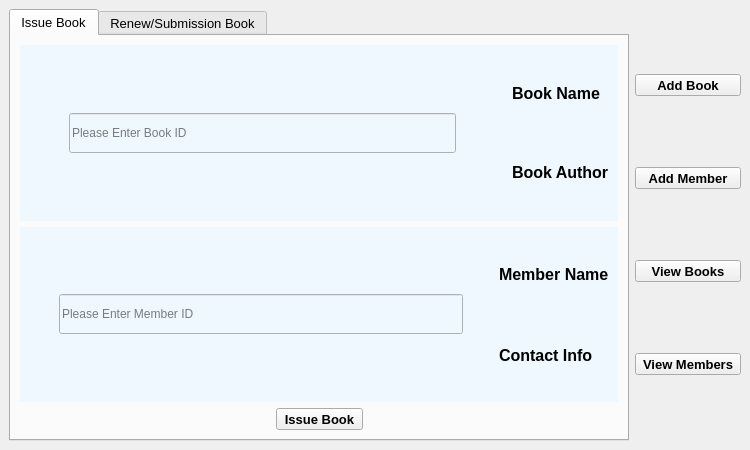
The window that Section-05/MainGUI.ui (mrshakil015/Python-GUI-PyQt6) describes before a commit, drawn with Qt 5.
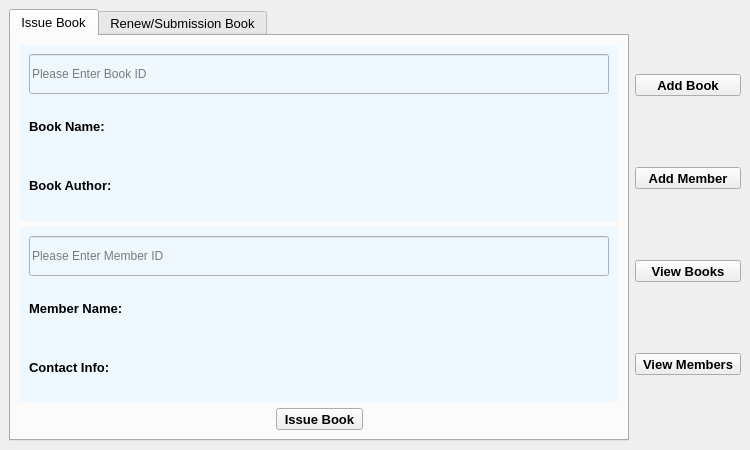
The same window after the commit. The open tabs and pages were chosen to show the change. Icons and pictures are not drawn.

```diff
--- a/Section-05/MainGUI.ui
+++ b/Section-05/MainGUI.ui
@@ -43,23 +43,7 @@
 background-color: #f0f8ff
 }</string>
           </property>
-          <layout class="QHBoxLayout" name="horizontalLayout_2">
-           <item>
-            <spacer name="horizontalSpacer_5">
-             <property name="orientation">
-              <enum>Qt::Horizontal</enum>
-             </property>
-             <property name="sizeType">
-              <enum>QSizePolicy::Preferred</enum>
-             </property>
-             <property name="sizeHint" stdset="0">
-              <size>
-               <width>40</width>
-               <height>20</height>
-              </size>
-             </property>
-            </spacer>
-           </item>
+          <layout class="QVBoxLayout" name="verticalLayout_3">
            <item>
             <widget class="QLineEdit" name="lineEdit_bookid">
              <property name="maximumSize">
@@ -74,39 +58,47 @@
             </widget>
            </item>
            <item>
-            <spacer name="horizontalSpacer">
-             <property name="orientation">
-              <enum>Qt::Horizontal</enum>
-             </property>
-             <property name="sizeType">
-              <enum>QSizePolicy::Preferred</enum>
-             </property>
-             <property name="sizeHint" stdset="0">
-              <size>
-               <width>50</width>
-               <height>20</height>
-              </size>
-             </property>
-            </spacer>
-           </item>
-           <item>
-            <layout class="QVBoxLayout" name="verticalLayout_2">
-             <property name="spacing">
-              <number>0</number>
-             </property>
-             <property name="sizeConstraint">
-              <enum>QLayout::SetDefaultConstraint</enum>
-             </property>
+            <layout class="QHBoxLayout" name="horizontalLayout_6">
+             <item>
+              <widget class="QLabel" name="label_bookname_2">
+               <property name="font">
+                <font>
+                 <pointsize>10</pointsize>
+                 <bold>true</bold>
+                </font>
+               </property>
+               <property name="text">
+                <string>Book Name:</string>
+               </property>
+              </widget>
+             </item>
              <item>
               <widget class="QLabel" name="label_bookname">
                <property name="font">
                 <font>
-                 <pointsize>12</pointsize>
+                 <pointsize>10</pointsize>
                  <bold>true</bold>
                 </font>
                </property>
                <property name="text">
-                <string>Book Name</string>
+                <string/>
+               </property>
+              </widget>
+             </item>
+            </layout>
+           </item>
+           <item>
+            <layout class="QHBoxLayout" name="horizontalLayout_7">
+             <item>
+              <widget class="QLabel" name="label_bookauthor_2">
+               <property name="font">
+                <font>
+                 <pointsize>10</pointsize>
+                 <bold>true</bold>
+                </font>
+               </property>
+               <property name="text">
+                <string>Book Author:</string>
                </property>
               </widget>
              </item>
@@ -114,12 +106,12 @@
               <widget class="QLabel" name="label_bookauthor">
                <property name="font">
                 <font>
-                 <pointsize>12</pointsize>
+                 <pointsize>10</pointsize>
                  <bold>true</bold>
                 </font>
                </property>
                <property name="text">
-                <string>Book Author</string>
+                <string/>
                </property>
               </widget>
              </item>
@@ -135,23 +127,7 @@
 background-color: #f0f8ff
 }</string>
           </property>
-          <layout class="QHBoxLayout" name="horizontalLayout_3">
-           <item>
-            <spacer name="horizontalSpacer_6">
-             <property name="orientation">
-              <enum>Qt::Horizontal</enum>
-             </property>
-             <property name="sizeType">
-              <enum>QSizePolicy::Preferred</enum>
-             </property>
-             <property name="sizeHint" stdset="0">
-              <size>
-               <width>30</width>
-               <height>20</height>
-              </size>
-             </property>
-            </spacer>
-           </item>
+          <layout class="QVBoxLayout" name="verticalLayout_2">
            <item>
             <widget class="QLineEdit" name="lineEdit_memberid">
              <property name="maximumSize">
@@ -166,33 +142,47 @@
             </widget>
            </item>
            <item>
-            <spacer name="horizontalSpacer_2">
-             <property name="orientation">
-              <enum>Qt::Horizontal</enum>
-             </property>
-             <property name="sizeType">
-              <enum>QSizePolicy::Preferred</enum>
-             </property>
-             <property name="sizeHint" stdset="0">
-              <size>
-               <width>30</width>
-               <height>20</height>
-              </size>
-             </property>
-            </spacer>
-           </item>
-           <item>
-            <layout class="QVBoxLayout" name="verticalLayout_3">
+            <layout class="QHBoxLayout" name="horizontalLayout_2">
+             <item>
+              <widget class="QLabel" name="label_membername_2">
+               <property name="font">
+                <font>
+                 <pointsize>10</pointsize>
+                 <bold>true</bold>
+                </font>
+               </property>
+               <property name="text">
+                <string>Member Name:</string>
+               </property>
+              </widget>
+             </item>
              <item>
               <widget class="QLabel" name="label_membername">
                <property name="font">
                 <font>
-                 <pointsize>12</pointsize>
+                 <pointsize>10</pointsize>
                  <bold>true</bold>
                 </font>
                </property>
                <property name="text">
-                <string>Member Name</string>
+                <string/>
+               </property>
+              </widget>
+             </item>
+            </layout>
+           </item>
+           <item>
+            <layout class="QHBoxLayout" name="horizontalLayout_3">
+             <item>
+              <widget class="QLabel" name="label_contactinfo_2">
+               <property name="font">
+                <font>
+                 <pointsize>10</pointsize>
+                 <bold>true</bold>
+                </font>
+               </property>
+               <property name="text">
+                <string>Contact Info:</string>
                </property>
               </widget>
              </item>
@@ -200,12 +190,12 @@
               <widget class="QLabel" name="label_contactinfo">
                <property name="font">
                 <font>
-                 <pointsize>12</pointsize>
+                 <pointsize>10</pointsize>
                  <bold>true</bold>
                 </font>
                </property>
                <property name="text">
-                <string>Contact Info</string>
+                <string/>
                </property>
               </widget>
              </item>
```
Left out of the diff: 2 changed lines with no effect on the pictures.
